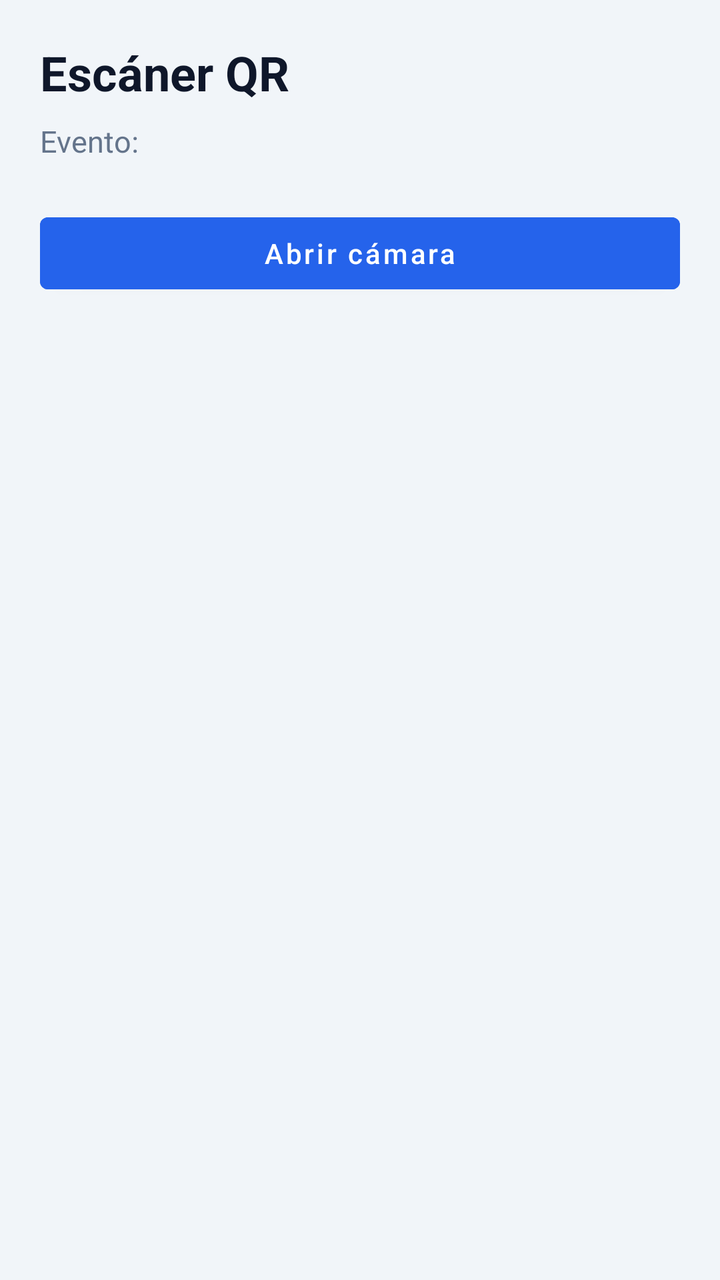
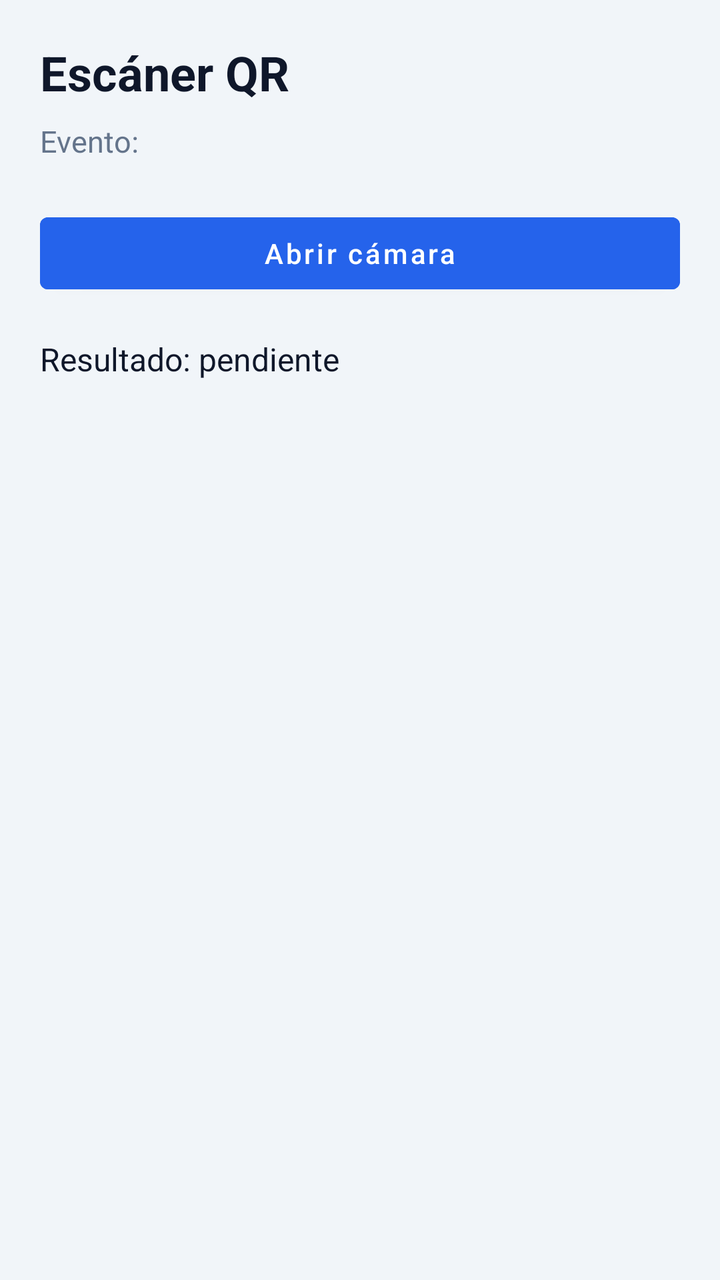

The first picture is an Android layout as it rendered before a commit; the second is the same layout after the commit. The layout source and the unified diff follow.
<!-- AndroidManifest.xml: application theme Theme.MaterialComponents.DayNight.NoActionBar -->
<!-- res/layout/activity_escaner.xml -->
<?xml version="1.0" encoding="utf-8"?>
<LinearLayout xmlns:android="http://schemas.android.com/apk/res/android"
    android:layout_width="match_parent"
    android:layout_height="match_parent"
    android:orientation="vertical"
    android:padding="20dp"
    android:background="#F1F5F9">

    <TextView android:layout_width="wrap_content" android:layout_height="wrap_content"
        android:text="Escáner QR" android:textStyle="bold" android:textSize="24sp" android:textColor="#0F172A"/>

    <TextView android:id="@+id/tvEventoSeleccionado" android:layout_width="match_parent" android:layout_height="wrap_content"
        android:layout_marginTop="8dp" android:text="Evento: " android:textColor="#64748B" android:textSize="15sp"/>

    <Button android:id="@+id/btnAbrirCamara" android:layout_width="match_parent" android:layout_height="wrap_content"
        android:layout_marginTop="22dp" android:text="Abrir cámara" android:textAllCaps="false"
        android:backgroundTint="#2563EB" android:textColor="#FFFFFF"/>
</LinearLayout>
<!-- resources referenced by this layout -->
<resources>

</resources>

<!-- the commit's change to res/layout/activity_escaner.xml (unified diff, before → after) -->
@@ -15,4 +15,14 @@
     <Button android:id="@+id/btnAbrirCamara" android:layout_width="match_parent" android:layout_height="wrap_content"
         android:layout_marginTop="22dp" android:text="Abrir cámara" android:textAllCaps="false"
         android:backgroundTint="#2563EB" android:textColor="#FFFFFF"/>
+
+    <TextView
+        android:id="@+id/tvResultado"
+        android:layout_width="match_parent"
+        android:layout_height="wrap_content"
+        android:layout_marginTop="18dp"
+        android:text="Resultado: pendiente"
+        android:textSize="16sp"
+        android:textColor="#0F172A"/>
+
 </LinearLayout>
